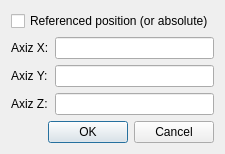
This is windows/SdDEnterPosition.ui in usiksan/SaliCAD as Qt 5 draws it before an edit. The edited form follows.
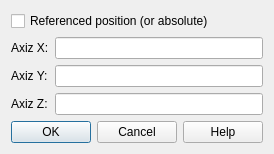
This is the edited form.

Commit message: Append dialog help system. Created help topic for grid dialog and enter position dialog.

```diff
--- a/windows/SdDEnterPosition.ui
+++ b/windows/SdDEnterPosition.ui
@@ -64,7 +64,7 @@
       <enum>Qt::Horizontal</enum>
      </property>
      <property name="standardButtons">
-      <set>QDialogButtonBox::Cancel|QDialogButtonBox::Ok</set>
+      <set>QDialogButtonBox::Cancel|QDialogButtonBox::Help|QDialogButtonBox::Ok</set>
      </property>
     </widget>
    </item>
```
Left out of the diff: 2 changed lines with no effect on the pictures. The commit also changes 12 other files.
